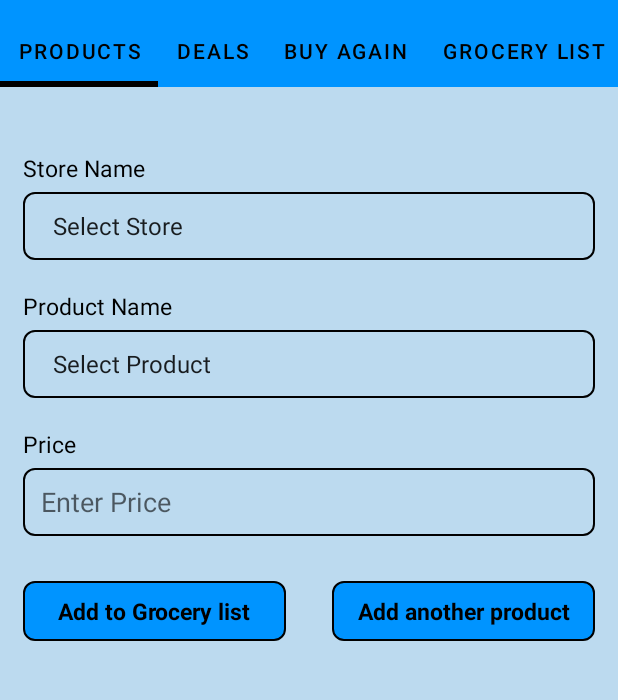
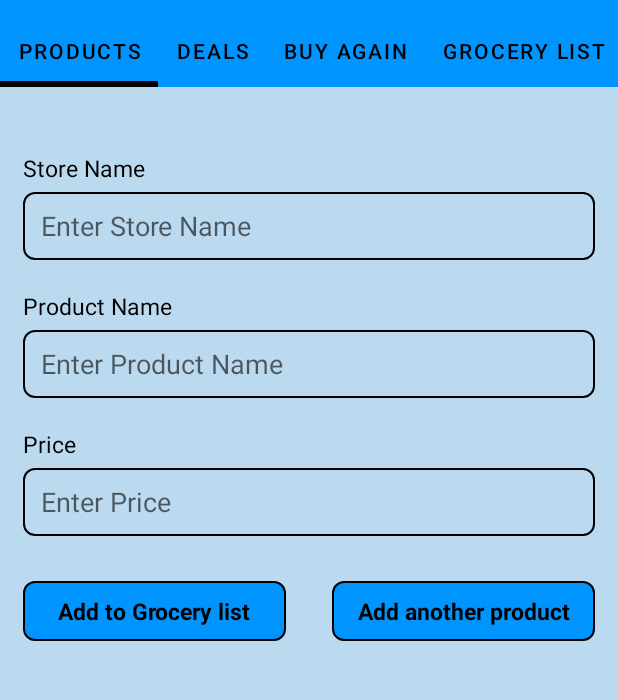
Before and after one commit to phayzeee/Smart_Shopper, an Android app: the ProductFragment screen opened through its navigation route, on a phone screen of 412 x 824 dp, the part 69-769 px from its top. Run offline under Robolectric (Android 15) with nearby library versions, the phone set to English and light mode, and no system bars; our stand-ins replace Room's generated code; libraries missing offline, so code that uses them is left out: www.sanju.motiontoast.

Commit message:
faizan commit

```diff
--- a/app/src/main/java/com/smartshopper/smart_shopper/database/Dao.kt
+++ b/app/src/main/java/com/smartshopper/smart_shopper/database/Dao.kt
@@ -10,7 +10,7 @@ interface Dao {
     fun getProducts(): List<ProductEntities>
 
     @Insert(onConflict = OnConflictStrategy.REPLACE)
-    fun insertProduct(productEntities: List<ProductEntities>)
+    fun insertProduct(productEntities: ProductEntities)
 
     @Insert(onConflict = OnConflictStrategy.REPLACE)
     fun insertGrocery(productEntities: GroceryEntities)
--- a/app/src/main/java/com/smartshopper/smart_shopper/ui/fragment/DealsFragment.kt
+++ b/app/src/main/java/com/smartshopper/smart_shopper/ui/fragment/DealsFragment.kt
@@ -138,7 +138,7 @@ class DealsFragment : Fragment() {
         val product3= arrayListOf(
             ProductDeal("LEGO TOY Complete set", "$50.1","1 Dec - 10 Dec"),
         )
-        dealsList.add(Deals("Target'", product3))
+        dealsList.add(Deals("Target", product3))
         val product4 = arrayListOf(
             ProductDeal("Mazola Corn Oil 2 cane", "$7","2 Dec - 4 Dec"),
             ProductDeal("Dave's Killer Bread and 3 packet eggs", "$10","5 Dec - 30 Dec"),
--- a/app/src/main/res/layout/fragment_product.xml
+++ b/app/src/main/res/layout/fragment_product.xml
@@ -23,9 +23,10 @@
         android:layout_marginTop="5dp"
         android:background="@drawable/rouned_stroke"
         android:hint="Enter Store Name"
+        android:textColor="@color/black"
         android:inputType="textAutoComplete"
         android:paddingStart="12dp"
-        android:visibility="gone"/>
+        android:visibility="visible"/>
 
     <Spinner
         android:id="@+id/storeNameSp"
@@ -34,6 +35,7 @@
         android:layout_height="45dp"
         android:layout_marginTop="5dp"
         android:inputType="textAutoComplete"
+        android:visibility="gone"
         android:paddingStart="12dp"/>
 
     <TextView
@@ -44,12 +46,25 @@
         android:textColor="@color/black"
         android:textSize="15sp" />
 
+    <EditText
+        android:id="@+id/productNameTv"
+        android:layout_width="match_parent"
+        android:layout_height="45dp"
+        android:layout_marginTop="5dp"
+        android:background="@drawable/rouned_stroke"
+        android:hint="Enter Product Name"
+        android:inputType="textAutoComplete"
+        android:textColor="@color/black"
+        android:paddingStart="12dp"
+        android:visibility="visible"/>
+
     <Spinner
         android:id="@+id/productNameSp"
         android:background="@drawable/rouned_stroke"
         android:layout_width="match_parent"
         android:layout_height="45dp"
         android:layout_marginTop="5dp"
+        android:visibility="gone"
         android:inputType="textAutoComplete"
         android:paddingStart="12dp"/>
 
@@ -70,7 +85,6 @@
         android:hint="Enter Price"
         android:inputType="text"
         android:paddingStart="12dp"
-        android:enabled="false"
         android:textColor="@color/black"/>
 
 
```
Also changed, not shown: app/src/main/java/com/smartshopper/smart_shopper/ui/fragment/GroceryListFragment.kt (+65 -61 lines), app/src/main/java/com/smartshopper/smart_shopper/ui/fragment/ProductFragment.kt (+22 -9 lines).
